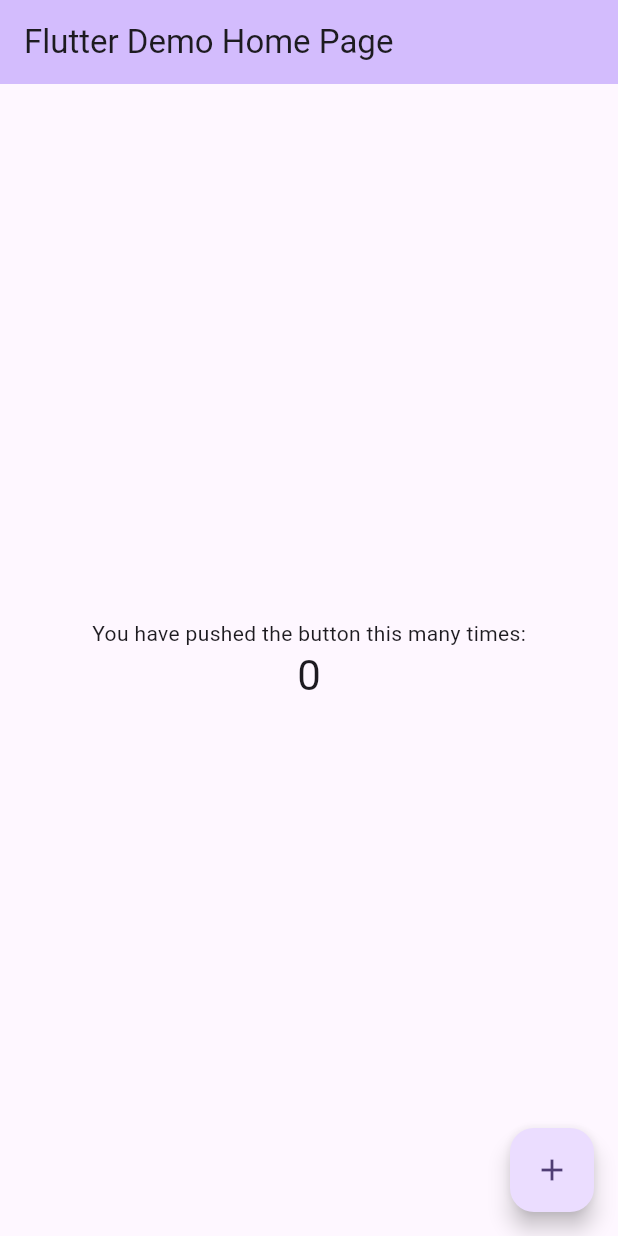
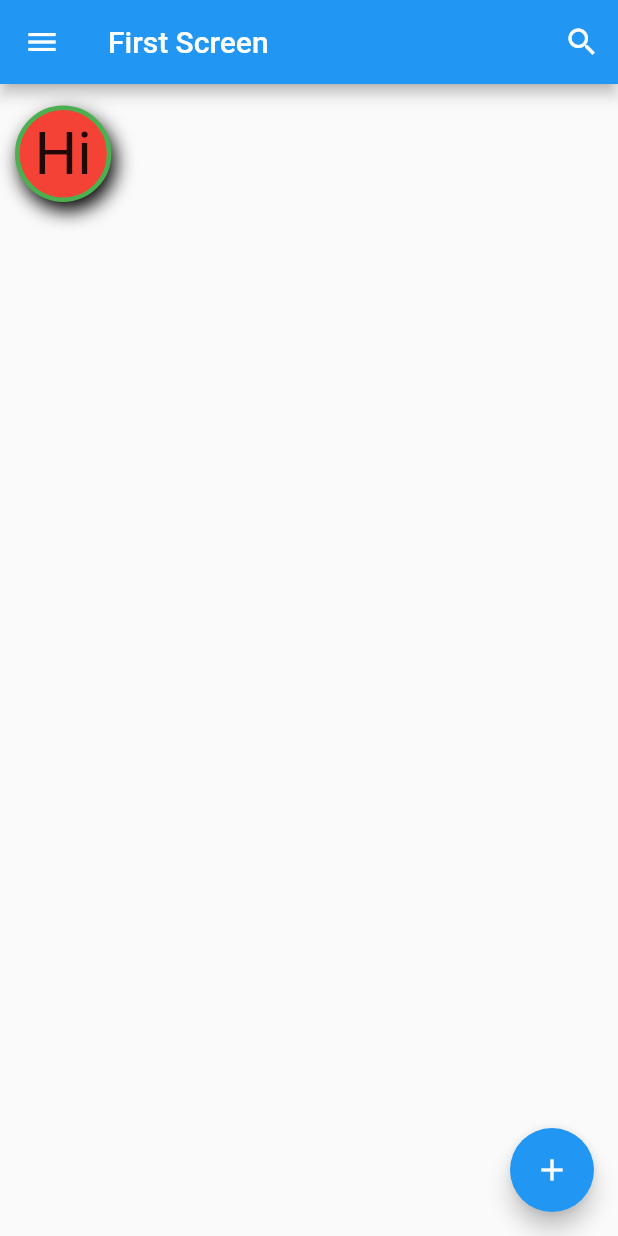
Before and after one commit to ilham76c/flutter-app, a Flutter app: the screen it shows after launch, on a phone screen of 412 x 824 dp. Run offline on Flutter 3.47's test engine with Material 2 defaults, Android fonts, the phone set to English and light mode, and no system bars.

Commit message:
Feat: create simple widget

```diff
--- a/lib/main.dart
+++ b/lib/main.dart
@@ -1,125 +1,125 @@
 import 'package:flutter/material.dart';
 
 void main() {
-  runApp(const MyApp());
+  runApp(MyApp());
 }
 
 class MyApp extends StatelessWidget {
-  const MyApp({super.key});
-
-  // This widget is the root of your application.
   @override
   Widget build(BuildContext context) {
     return MaterialApp(
       title: 'Flutter Demo',
       theme: ThemeData(
-        // This is the theme of your application.
-        //
-        // TRY THIS: Try running your application with "flutter run". You'll see
-        // the application has a blue toolbar. Then, without quitting the app,
-        // try changing the seedColor in the colorScheme below to Colors.green
-        // and then invoke "hot reload" (save your changes or press the "hot
-        // reload" button in a Flutter-supported IDE, or press "r" if you used
-        // the command line to start the app).
-        //
-        // Notice that the counter didn't reset back to zero; the application
-        // state is not lost during the reload. To reset the state, use hot
-        // restart instead.
-        //
-        // This works for code too, not just values: Most code changes can be
-        // tested with just a hot reload.
-        colorScheme: ColorScheme.fromSeed(seedColor: Colors.deepPurple),
-        useMaterial3: true,
+        primarySwatch: Colors.blue,
       ),
-      home: const MyHomePage(title: 'Flutter Demo Home Page'),
+      //
+      home: const FirstScreen(),// Panggil FirstScreen di sini
     );
   }
 }
 
-class MyHomePage extends StatefulWidget {
-  const MyHomePage({super.key, required this.title});
+class Heading extends StatelessWidget {
+  final String text;
 
-  // This widget is the home page of your application. It is stateful, meaning
-  // that it has a State object (defined below) that contains fields that affect
-  // how it looks.
-
-  // This class is the configuration for the state. It holds the values (in this
-  // case the title) provided by the parent (in this case the App widget) and
-  // used by the build method of the State. Fields in a Widget subclass are
-  // always marked "final".
-
-  final String title;
+  const Heading({Key? key, required this.text}) : super(key: key);
 
   @override
-  State<MyHomePage> createState() => _MyHomePageState();
+  Widget build(BuildContext context){
+    return Text(
+      text,
+      style: const TextStyle(
+        fontSize: 24.0,
+        fontWeight: FontWeight.bold,
+      ),
+    );
+  }
 }
 
-class _MyHomePageState extends State<MyHomePage> {
-  int _counter = 0;
+class BiggerText extends StatefulWidget {
+  final String text;
 
-  void _incrementCounter() {
-    setState(() {
-      // This call to setState tells the Flutter framework that something has
-      // changed in this State, which causes it to rerun the build method below
-      // so that the display can reflect the updated values. If we changed
-      // _counter without calling setState(), then the build method would not be
-      // called again, and so nothing would appear to happen.
-      _counter++;
-    });
-  }
+  const BiggerText({Key? key, required this.text}) : super(key: key);
+
+  @override
+  _BiggerTextState createState() => _BiggerTextState();
+}
+
+
+class _BiggerTextState extends State<BiggerText> {
+  double _textSize = 16.0;
 
   @override
   Widget build(BuildContext context) {
-    // This method is rerun every time setState is called, for instance as done
-    // by the _incrementCounter method above.
-    //
-    // The Flutter framework has been optimized to make rerunning build methods
-    // fast, so that you can just rebuild anything that needs updating rather
-    // than having to individually change instances of widgets.
+    return Column(
+      mainAxisAlignment: MainAxisAlignment.center,
+      children: <Widget>[
+        Text(widget.text, style: TextStyle(fontSize: _textSize)),
+        ElevatedButton(
+          child: const Text("Perbesar"),
+          onPressed: () {
+            setState(() {
+              _textSize = 32.0;
+            });
+          },
+        )
+      ],
+    );
+  }
+}
+
+class FirstScreen extends StatelessWidget {
+  const FirstScreen({Key? key}) : super(key: key);
+
+  @override
+  Widget build(BuildContext context) {
     return Scaffold(
       appBar: AppBar(
-        // TRY THIS: Try changing the color here to a specific color (to
-        // Colors.amber, perhaps?) and trigger a hot reload to see the AppBar
-        // change color while the other colors stay the same.
-        backgroundColor: Theme.of(context).colorScheme.inversePrimary,
-        // Here we take the value from the MyHomePage object that was created by
-        // the App.build method, and use it to set our appbar title.
-        title: Text(widget.title),
+        title: const Text('First Screen'),
+        actions: <Widget>[
+          IconButton(
+            icon: const Icon(
+              Icons.search,
+              color: Colors.white,
+            ),
+            onPressed: () {},
+          ),
+        ],
+        leading: IconButton(
+          icon: const Icon(
+            Icons.menu,
+            color: Colors.white,
+          ),
+          onPressed: () {},
+        ),
       ),
-      body: Center(
-        // Center is a layout widget. It takes a single child and positions it
-        // in the middle of the parent.
-        child: Column(
-          // Column is also a layout widget. It takes a list of children and
-          // arranges them vertically. By default, it sizes itself to fit its
-          // children horizontally, and tries to be as tall as its parent.
-          //
-          // Column has various properties to control how it sizes itself and
-          // how it positions its children. Here we use mainAxisAlignment to
-          // center the children vertically; the main axis here is the vertical
-          // axis because Columns are vertical (the cross axis would be
-          // horizontal).
-          //
-          // TRY THIS: Invoke "debug painting" (choose the "Toggle Debug Paint"
-          // action in the IDE, or press "p" in the console), to see the
-          // wireframe for each widget.
-          mainAxisAlignment: MainAxisAlignment.center,
-          children: <Widget>[
-            const Text(
-              'You have pushed the button this many times:',
-            ),
-            Text(
-              '$_counter',
-              style: Theme.of(context).textTheme.headlineMedium,
+      body: Container(
+        // color: Colors.blue,
+        // width: 200,
+        // height: 100,
+        padding: const EdgeInsets.all(10),
+        margin: const EdgeInsets.all(10),
+        child: const Text(
+          'Hi',
+          style: TextStyle(fontSize: 40),
+        ),
+        decoration: BoxDecoration(
+          color: Colors.red,
+          shape: BoxShape.circle,
+          // borderRadius: BorderRadius.circular(10),
+          border: Border.all(color: Colors.green, width: 3),
+          boxShadow: const [
+            BoxShadow(
+              color: Colors.black,
+              offset: Offset(3, 6),
+              blurRadius: 10,
             ),
           ],
         ),
       ),
       floatingActionButton: FloatingActionButton(
-        onPressed: _incrementCounter,
-        tooltip: 'Increment',
         child: const Icon(Icons.add),
-      ), // This trailing comma makes auto-formatting nicer for build methods.
+        onPressed: () {},
+      ),
     );
   }
 }
```
